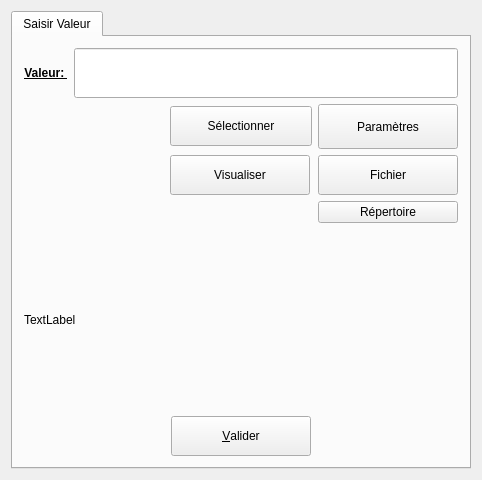
Before: the Qt Designer form UiQT4/desUniqueBase.ui in SalomePlatform/eficas_tools, drawn with Qt 5.
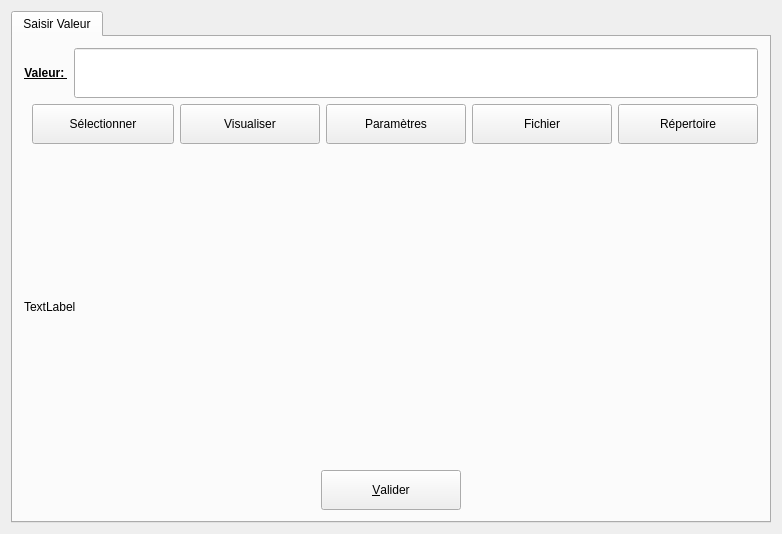
After: the same form once the commit is applied. Icons and pictures are not drawn.

Commit message: Add possibility to create new specialized file types

Patch:
```diff
--- a/UiQT4/desUniqueBase.ui
+++ b/UiQT4/desUniqueBase.ui
@@ -6,8 +6,8 @@
    <rect>
     <x>0</x>
     <y>0</y>
-    <width>482</width>
-    <height>480</height>
+    <width>782</width>
+    <height>534</height>
    </rect>
   </property>
   <property name="windowTitle">
@@ -46,8 +46,8 @@
         </layout>
        </item>
        <item row="1" column="0">
-        <layout class="QGridLayout" name="gridLayout">
-         <item row="0" column="0">
+        <layout class="QHBoxLayout" name="horizontalLayout_3">
+         <item>
           <spacer name="horizontalSpacer_3">
            <property name="orientation">
             <enum>Qt::Horizontal</enum>
@@ -60,7 +60,7 @@
            </property>
           </spacer>
          </item>
-         <item row="0" column="1">
+         <item>
           <widget class="QPushButton" name="BSalome">
            <property name="minimumSize">
             <size>
@@ -77,39 +77,7 @@
            </property>
           </widget>
          </item>
-         <item row="0" column="2">
-          <widget class="QPushButton" name="bParametres">
-           <property name="sizePolicy">
-            <sizepolicy hsizetype="Fixed" vsizetype="Fixed">
-             <horstretch>0</horstretch>
-             <verstretch>0</verstretch>
-            </sizepolicy>
-           </property>
-           <property name="minimumSize">
-            <size>
-             <width>140</width>
-             <height>45</height>
-            </size>
-           </property>
-           <property name="text">
-            <string>Paramètres</string>
-           </property>
-          </widget>
-         </item>
-         <item row="1" column="0">
-          <spacer name="horizontalSpacer_5">
-           <property name="orientation">
-            <enum>Qt::Horizontal</enum>
-           </property>
-           <property name="sizeHint" stdset="0">
-            <size>
-             <width>138</width>
-             <height>20</height>
-            </size>
-           </property>
-          </spacer>
-         </item>
-         <item row="1" column="1">
+         <item>
           <widget class="QPushButton" name="BView2D">
            <property name="sizePolicy">
             <sizepolicy hsizetype="Fixed" vsizetype="Fixed">
@@ -128,7 +96,20 @@
            </property>
           </widget>
          </item>
-         <item row="1" column="2">
+         <item>
+          <widget class="QPushButton" name="bParametres">
+           <property name="minimumSize">
+            <size>
+             <width>140</width>
+             <height>40</height>
+            </size>
+           </property>
+           <property name="text">
+            <string>Paramètres</string>
+           </property>
+          </widget>
+         </item>
+         <item>
           <widget class="QPushButton" name="BFichier">
            <property name="sizePolicy">
             <sizepolicy hsizetype="Fixed" vsizetype="Fixed">
@@ -151,8 +132,14 @@
            </property>
           </widget>
          </item>
-         <item row="2" column="2">
+         <item>
           <widget class="QPushButton" name="BRepertoire">
+           <property name="minimumSize">
+            <size>
+             <width>140</width>
+             <height>40</height>
+            </size>
+           </property>
            <property name="text">
             <string>Répertoire</string>
            </property>
```
The commit also changes 1 other file.
